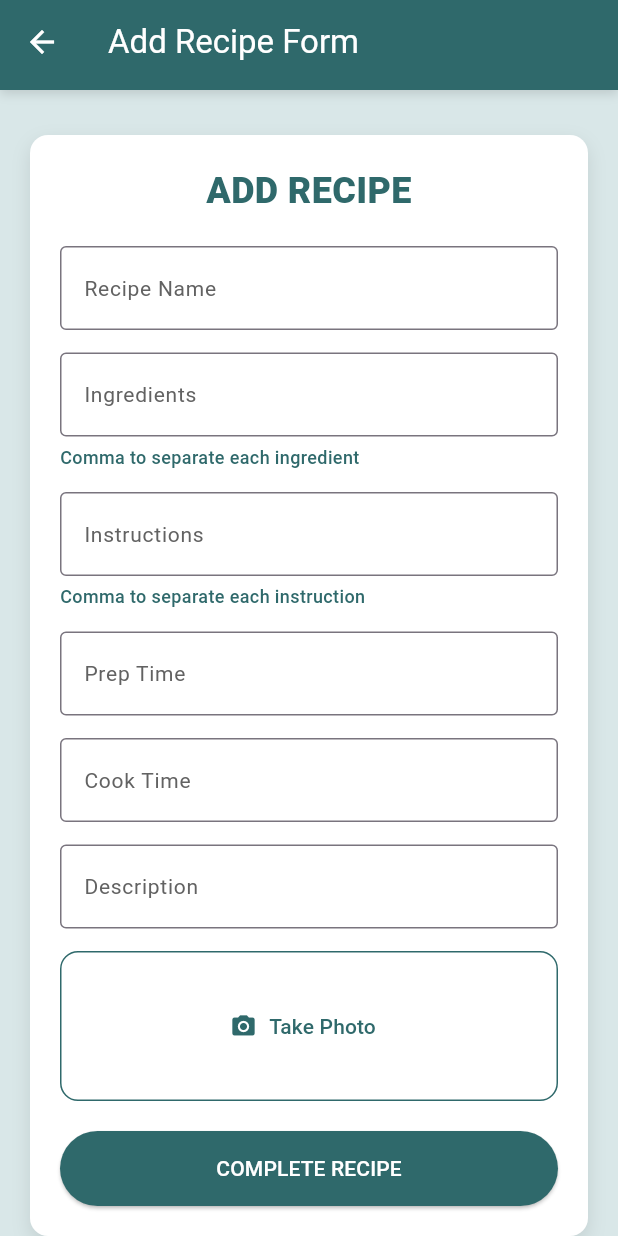
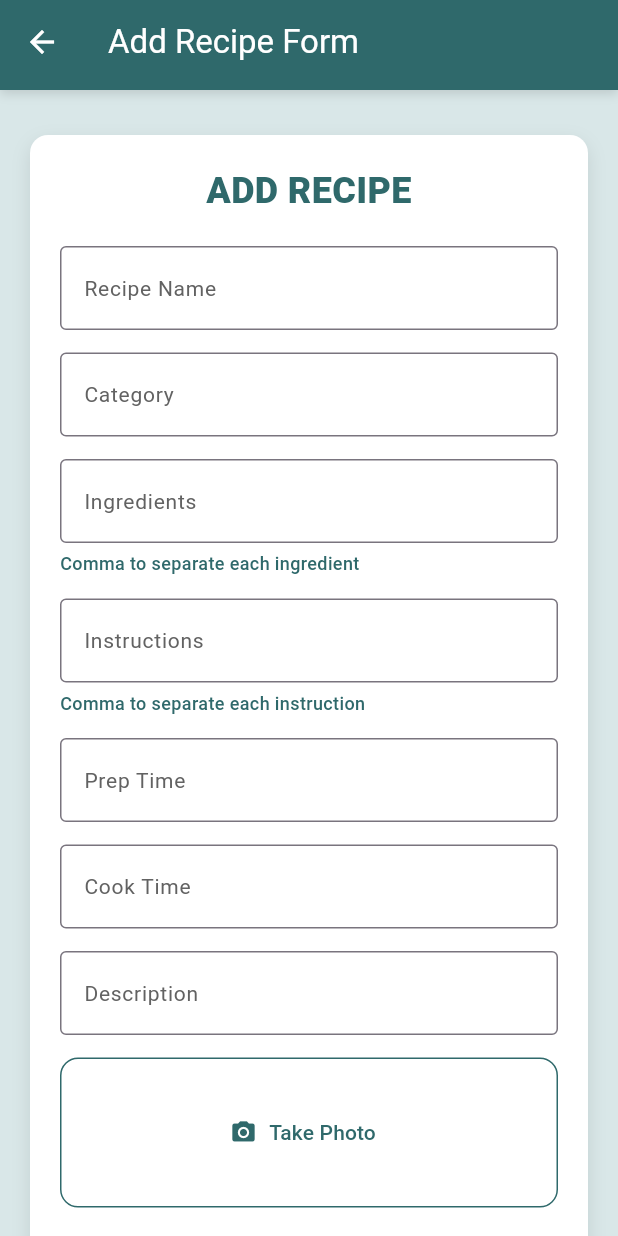
Before and after one commit to Mimiiiii017/CPD_Recipe_List, a Flutter app: the AddRecipeScreen screen opened directly, on a phone screen of 412 x 824 dp. Run offline on Flutter 3.47's test engine with Material 3 defaults, Android fonts, the phone set to English and light mode, and no system bars; our stand-ins replace firebase_core, firebase_database, firebase_storage, flutter_local_notifications, image_picker; accounts and stored records are empty.

Commit message:
haddawt kollox, qed nipprova nirangah

```diff
--- a/lib/main.dart
+++ b/lib/main.dart
@@ -47,7 +47,7 @@ class HomeScreen extends StatelessWidget {
               }
                if (result == 'View Recipes') {
                 Navigator.push(context,
-                    MaterialPageRoute(builder: (context) => const RecipeListScreen()));
+                    MaterialPageRoute(builder: (context) => RecipeListScreen()));
               }
             },
             itemBuilder: (BuildContext context) => <PopupMenuEntry<String>>[
--- a/lib/models/recipe_model.dart
+++ b/lib/models/recipe_model.dart
@@ -0,0 +1,50 @@
+class Recipe {
+  final String id;
+  final String name;
+  final List<String> ingredients;
+  final String instructions;
+  final String prepTime;
+  final String cookTime;
+  final String servings;
+  final String category;
+  final String imageUrl;
+
+  Recipe({
+    required this.id,
+    required this.name,
+    required this.ingredients,
+    required this.instructions,
+    required this.prepTime,
+    required this.cookTime,
+    required this.servings,
+    required this.category,
+    required this.imageUrl,
+  });
+
+  factory Recipe.fromMap(Map<String, dynamic> data, String documentId) {
+    return Recipe(
+      id: documentId,
+      name: data['name'] ?? '',
+      ingredients: List<String>.from(data['ingredients'] ?? []),
+      instructions: data['instructions'] ?? '',
+      prepTime: data['prepTime'] ?? '',
+      cookTime: data['cookTime'] ?? '',
+      servings: data['servings'] ?? '',
+      category: data['category'] ?? '',
+      imageUrl: data['imageUrl'] ?? '',
+    );
+  }
+
+  Map<String, dynamic> toMap() {
+    return {
+      'name': name,
+      'ingredients': ingredients,
+      'instructions': instructions,
+      'prepTime': prepTime,
+      'cookTime': cookTime,
+      'servings': servings,
+      'category': category,
+      'imageUrl': imageUrl,
+    };
+  }
+}
--- a/lib/screens/add_recipe_screen.dart
+++ b/lib/screens/add_recipe_screen.dart
@@ -1,4 +1,5 @@
 import 'dart:io';
+import 'package:firebase_storage/firebase_storage.dart';
 import 'package:flutter/material.dart';
 import 'package:image_picker/image_picker.dart';
 import 'package:flutter_local_notifications/flutter_local_notifications.dart';
@@ -15,15 +16,16 @@ class _AddRecipeScreenState extends State<AddRecipeScreen> {
   final _formKey = GlobalKey<FormState>();
 
   final recipeNameController = TextEditingController();
+  final categoryController = TextEditingController();
   final ingredientsController = TextEditingController();
   final instructionsController = TextEditingController();
   final prepTimeController = TextEditingController();
   final cookTimeController = TextEditingController();
   final servingsController = TextEditingController();
-  final categoryController = TextEditingController();
   final descriptionController = TextEditingController();
 
   File? selectedImage;
+  String? uploadedImageUrl;
 
   final FlutterLocalNotificationsPlugin flutterLocalNotificationsPlugin =
       FlutterLocalNotificationsPlugin();
@@ -65,23 +67,51 @@ class _AddRecipeScreenState extends State<AddRecipeScreen> {
     final pickedImage = await picker.pickImage(source: ImageSource.camera);
 
     if (pickedImage != null) {
+      File imageFile = File(pickedImage.path);
+
+
+      String fileName = 'recipes/${DateTime.now().millisecondsSinceEpoch}.jpg';
+      Reference storageRef = FirebaseStorage.instance.ref().child(fileName);
+
+      try {
+        await storageRef.putFile(imageFile);
+        String imageUrl = await storageRef.getDownloadURL();
+
         setState(() {
-        selectedImage = File(pickedImage.path);
+          selectedImage = imageFile;
+          uploadedImageUrl = imageUrl;
         });
+
+        print("Image uploaded: $imageUrl");
+      } catch (e) {
+        print("Firebase Error: $e");
+      }
     }
   }
 
 void submitRecipe() async {
   if (_formKey.currentState!.validate()) {
     try {
+      String? imageUrl;
+
+      if (selectedImage != null) {
+
+        String fileName = 'recipes/${DateTime.now().millisecondsSinceEpoch}.jpg';
+        Reference storageRef = FirebaseStorage.instance.ref().child(fileName);
+        await storageRef.putFile(selectedImage!);
+        imageUrl = await storageRef.getDownloadURL();
+      }
+
+
       await FirebaseService.addRecipe(
         recipeName: recipeNameController.text,
+        category: categoryController.text,
         ingredients: ingredientsController.text.split(","),
+        instructions: instructionsController.text.split(","),
         prepTime: prepTimeController.text,
         cookTime: cookTimeController.text,
-          category: categoryController.text,
-          description: instructionsController.text,
-          imageFile: selectedImage,
+        description: descriptionController.text,
+        imageUrl: imageUrl,
       );
 
       showNotification(recipeNameController.text);
@@ -149,10 +179,10 @@ class _AddRecipeScreenState extends State<AddRecipeScreen> {
               child: Column(
                 crossAxisAlignment: CrossAxisAlignment.stretch,
                 children: [
-                  Text(
+                  const Text(
                     "ADD RECIPE",
                     textAlign: TextAlign.center,
-                    style: const TextStyle(
+                    style: TextStyle(
                         color: Color(0xFF2F696B),
                         fontSize: 24,
                         fontWeight: FontWeight.w900),
@@ -167,6 +197,19 @@ class _AddRecipeScreenState extends State<AddRecipeScreen> {
                         border: OutlineInputBorder()),
                     validator: (val) =>
                         val!.isEmpty ? "Enter a recipe name" : null,
+                  ),
+
+                  const SizedBox(height: 15),
+
+                  TextFormField(
+                    controller: categoryController,
+                    decoration: const InputDecoration(
+                        labelText: "Category",
+                        labelStyle:
+                            TextStyle(fontSize: 14, color: Color(0xFF626262)),
+                        border: OutlineInputBorder()),
+                    validator: (val) =>
+                        val!.isEmpty ? "Enter category" : null,
                   ),
 
                   const SizedBox(height: 15),
@@ -252,13 +295,14 @@ class _AddRecipeScreenState extends State<AddRecipeScreen> {
 
                   const SizedBox(height: 15),
 
+
                   OutlinedButton.icon(
                     onPressed: takePhoto,
                     icon: const Icon(Icons.camera_alt, color: Color(0xFF2F696B)),
                     label: const Text("Take Photo", style: TextStyle(color: Color(0xFF2F696B))),
                     style: OutlinedButton.styleFrom(
                       fixedSize: const Size.fromHeight(100),
-                      side: BorderSide(color: const Color(0xFF2F696B), style: BorderStyle.solid),
+                      side: const BorderSide(color: Color(0xFF2F696B), style: BorderStyle.solid),
                       shape: RoundedRectangleBorder(
                         borderRadius: BorderRadius.circular(12),
                       ),
--- a/lib/services/firebase.dart
+++ b/lib/services/firebase.dart
@@ -22,32 +22,27 @@ class FirebaseService {
     );
   }
 
-  //adding a recipe
+
  static Future<void> addRecipe({
   required String recipeName,
   required List<String> ingredients,
+  required List<String> instructions,
   required String prepTime,
   required String cookTime,
   required String category,
   required String description,
-    File? imageFile,
+  String? imageUrl,
 }) async {
   try {
-      //Uploading image (optional)
-      String imageUrl = "";
-      if (imageFile != null) {
-        imageUrl = await uploadImage(imageFile);
-      }
-
-      //addint the data
     await _databaseRef.push().set({
       'name': recipeName,
       'ingredients': ingredients,
+      'instructions': instructions,
       'prepTime': prepTime,
       'cookTime': cookTime,
       'category': category,
       'description': description,
-        'imageUrl': imageUrl,
+      'imageUrl': imageUrl ?? "",
     });
   } catch (error) {
     print("Firebase Error: $error");
@@ -55,7 +50,7 @@ class FirebaseService {
   }
 }
 
-//getting data from firebase
+
   static Future<List<Map<String, dynamic>>> getRecipes() async {
     try {
       final snapshot = await _databaseRef.get();
@@ -71,7 +66,7 @@ class FirebaseService {
     }
   }
 
-//uploading image method
+
     static Future<String> uploadImage(File imageFile) async {
     try {
       final ref = _storage.ref().child('recipe_images/${DateTime.now().millisecondsSinceEpoch}.jpg');
```
Also changed, not shown: lib/assets/no-image.png (added), lib/widgets/recipe_card.dart (deleted). Lines whose indentation alone changed are shown as unchanged.
